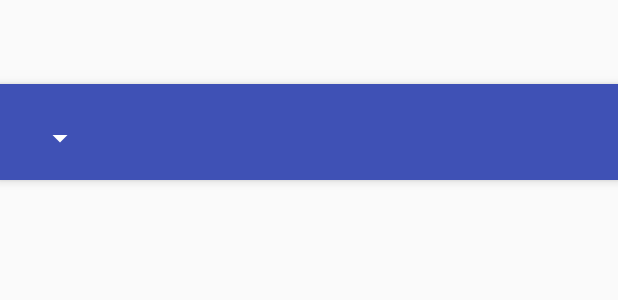
After one commit to tofergregg/RosterQuizAndroid2, an Android app: the layout activity_run_quiz.xml on its own in the app's theme, with its tools: preview values and no code run, on a phone screen of 412 x 824 dp. The commit adds this screen. Shown: the top 300 px of the screen. Run offline under Robolectric (Android 15) with nearby library versions, the phone set to English and light mode, and no system bars.

Commit message:
Roster sent to quiz.

```diff
--- /dev/null
+++ b/app/src/main/res/layout/activity_run_quiz.xml
@@ -0,0 +1,34 @@
+<?xml version="1.0" encoding="utf-8"?>
+<android.support.design.widget.CoordinatorLayout xmlns:android="http://schemas.android.com/apk/res/android"
+    xmlns:app="http://schemas.android.com/apk/res-auto"
+    xmlns:tools="http://schemas.android.com/tools"
+    android:id="@+id/container"
+    android:layout_width="match_parent"
+    android:layout_height="match_parent"
+    android:fitsSystemWindows="true"
+    tools:context="com.cocoadrillosoftware.rosterquiz.RunQuiz">
+
+    <android.support.design.widget.AppBarLayout
+        android:id="@+id/appbar"
+        android:layout_width="match_parent"
+        android:layout_height="wrap_content"
+        android:paddingTop="@dimen/appbar_padding_top"
+        android:theme="@style/AppTheme.AppBarOverlay">
+
+        <android.support.v7.widget.Toolbar
+            android:id="@+id/toolbar"
+            android:layout_width="match_parent"
+            android:layout_height="?attr/actionBarSize"
+            android:background="?attr/colorPrimary"
+            app:layout_scrollFlags="scroll|enterAlways"
+            app:popupTheme="@style/AppTheme.PopupOverlay">
+
+            <Spinner
+                android:id="@+id/spinner"
+                android:layout_width="wrap_content"
+                android:layout_height="wrap_content"
+                app:popupTheme="@style/AppTheme.PopupOverlay" />
+        </android.support.v7.widget.Toolbar>
+
+    </android.support.design.widget.AppBarLayout>
+</android.support.design.widget.CoordinatorLayout>
--- a/app/src/main/res/values/dimens.xml
+++ b/app/src/main/res/values/dimens.xml
@@ -3,4 +3,5 @@
     <dimen name="activity_horizontal_margin">16dp</dimen>
     <dimen name="activity_vertical_margin">16dp</dimen>
     <dimen name="fab_margin">16dp</dimen>
+    <dimen name="appbar_padding_top">8dp</dimen>
 </resources>
--- a/app/src/main/res/values/strings.xml
+++ b/app/src/main/res/values/strings.xml
@@ -1,4 +1,7 @@
 <resources>
     <string name="app_name">RosterQuiz</string>
     <string name="title_activity_show_student">ShowStudent</string>
+    <string name="title_activity_run_quiz">RunQuiz</string>
+    <string name="action_settings">Settings</string>
+    <string name="section_format">Hello World from section: %1$d</string>
 </resources>
```
Also changed, not shown: app/src/main/java/com/cocoadrillosoftware/rosterquiz/RunQuiz.java (added, +197 -0 lines), app/src/main/java/com/cocoadrillosoftware/rosterquiz/ShowRoster.java (+12 -2 lines), app/src/main/res/layout/fragment_run_quiz.xml (added, +31 -0 lines), app/src/main/res/menu/menu_run_quiz.xml (added, +10 -0 lines).
